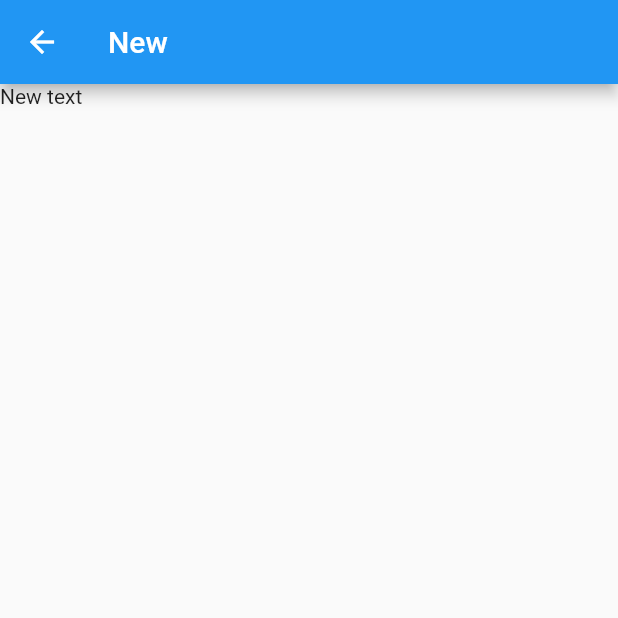
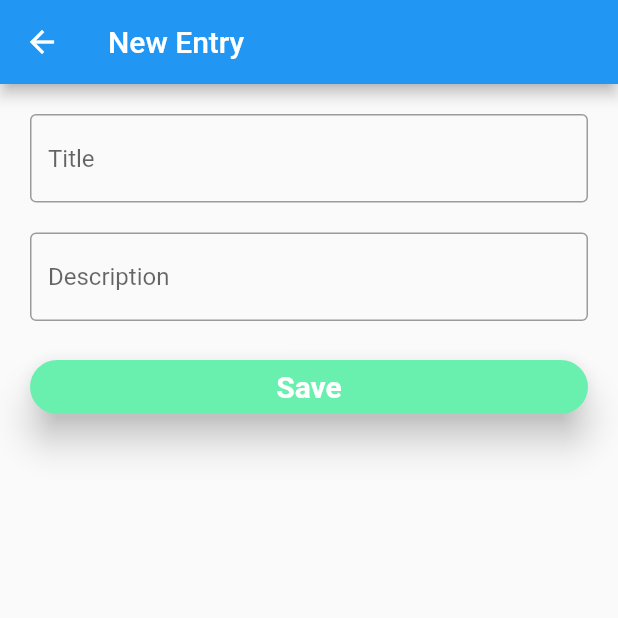
Before and after one commit to aditya-029/flutter_sqflite, a Flutter app: the screen it shows after launch, after a tap on the "add" icon, on a phone screen of 412 x 824 dp, the top half of it. Run offline on Flutter 3.47's test engine with Material 2 defaults, Android fonts, the phone set to English and light mode, and no system bars; our stand-ins replace firebase_analytics, firebase_core, sqflite; accounts and stored records are empty.

Commit message:
updated UI and new note page

```diff
--- a/lib/main.dart
+++ b/lib/main.dart
@@ -1,13 +1,11 @@
 import 'package:firebase_analytics/firebase_analytics.dart';
 import 'package:firebase_core/firebase_core.dart';
 import 'package:flutter/material.dart';
-import 'package:flutter_sqflite/home_screen.dart';
+import 'package:flutter_sqflite/views/home_screen.dart';
 
 void main() async {
   WidgetsFlutterBinding.ensureInitialized();
-  await Firebase.initializeApp(
-
-  );
+  await Firebase.initializeApp();
   runApp(const MyApp());
 }
 
@@ -30,19 +28,18 @@ class _MyAppState extends State<MyApp> {
     await FirebaseAnalytics.instance.logEvent(
       name: 'app_open',
     );
-
   }
-
-
 
   @override
   Widget build(BuildContext context) {
     return MaterialApp(
+      debugShowCheckedModeBanner: false,
       title: 'Flutter Sqflite Demo',
-      theme: ThemeData(
-        primarySwatch: Colors.blue,
-      ),
-      home: const HomeScreen(),
+      darkTheme: ThemeData.dark(),
+      initialRoute: '/',
+      routes: {
+        '/': (context) => const HomeScreen(),
+      },
     );
   }
 }
--- a/lib/notes.dart
+++ b/lib/models/note_model.dart
@@ -1,30 +1,24 @@
-class Notes {
+class NotesModel {
   final int? id;
   final String title;
-  final int age;
   final String description;
-  final String email;
-  Notes(
+
+  NotesModel(
       {this.id,
       required this.title,
-      required this.age,
       required this.description,
-      required this.email});
+      });
 
-  Notes.fromMap(Map<String, dynamic> res)
+  NotesModel.fromMap(Map<String, dynamic> res)
       : id = res['id'],
         title = res['title'],
-        age = res['age'],
-        description = res['description'],
-        email = res['email'];
+        description = res['description'];
 
   Map<String, dynamic> toMap() {
     return {
       'id': id,
       'title': title,
-      'age': age,
       'description': description,
-      'email': email,
     };
   }
 }
--- a/lib/new_screen.dart
+++ /dev/null
@@ -1,14 +0,0 @@
-import 'package:flutter/material.dart';
-
-class NerScreen extends StatelessWidget {
-  const NerScreen({Key? key}) : super(key: key);
-
-  @override
-  Widget build(BuildContext context) {
-
-    return Scaffold(
-     appBar: AppBar(
-       title: const Text('New'),),
-      body: const Text('New text'),);
-  }
-}
--- a/lib/db_handler.dart
+++ b/lib/services/db_handler.dart
@@ -3,7 +3,7 @@ import 'dart:async';
 import 'package:firebase_analytics/firebase_analytics.dart';
 import 'package:sqflite/sqflite.dart';
 import 'package:path_provider/path_provider.dart';
-import 'notes.dart';
+import '../models/note_model.dart';
 import 'package:path/path.dart';
 import 'dart:io' as io;
 
@@ -34,19 +34,19 @@ class DBHelper {
         "CREATE TABLE Notes(id INTEGER PRIMARY KEY AUTOINCREMENT, title TEXT, age INTEGER, description TEXT, email TEXT)");
   }
 
-  Future<Notes> insert(Notes note) async {
+  Future<NotesModel> insert(NotesModel note) async {
     var dbClient = await db;
     await dbClient!.insert("Notes", note.toMap());
     addData();
     return note;
   }
 
-  Future<List<Notes>> getNotes() async {
+  Future<List<NotesModel>> getNotes() async {
     var dbClient = await db;
     final List<Map<String, Object?>> queryResult =
         await dbClient!.query("Notes");
 
-    return queryResult.map((e) => Notes.fromMap(e)).toList();
+    return queryResult.map((e) => NotesModel.fromMap(e)).toList();
   }
 
   Future<int> delete(int id) async {
@@ -54,7 +54,7 @@ class DBHelper {
     return await dbClient!.delete("Notes", where: "id = ?", whereArgs: [id]);
   }
 
-  Future update(Notes notes) async {
+  Future update(NotesModel notes) async {
     var dbClient = await db;
 
     return await dbClient!.update(
--- /dev/null
+++ b/lib/views/add_notes.dart
@@ -0,0 +1,125 @@
+// ignore_for_file: prefer_const_constructors
+
+import 'package:flutter/material.dart';
+import 'package:flutter_sqflite/models/note_model.dart';
+import 'package:flutter_sqflite/services/db_handler.dart';
+import 'package:flutter_sqflite/views/home_screen.dart';
+import 'package:flutter_sqflite/widgets/button.dart';
+
+class AddNotes extends StatefulWidget {
+  const AddNotes({Key? key}) : super(key: key);
+
+  @override
+  State<AddNotes> createState() => _AddNotesState();
+}
+
+class _AddNotesState extends State<AddNotes> {
+  var title = TextEditingController();
+  var description = TextEditingController();
+  DBHelper? dbHelper;
+  late Future<List<NotesModel>> notes;
+  @override
+  void initState() {
+    super.initState();
+    dbHelper = DBHelper();
+    loadData();
+  }
+
+  Future loadData() async {
+    notes = dbHelper!.getNotes();
+  }
+
+  addNewData({title, description}) {
+    dbHelper!
+        .insert(
+          NotesModel(
+            title: title.text,
+            description: description.text,
+          ),
+        )
+        .then(
+          (value) => {
+            debugPrint("Inserted"),
+            Navigator.pushAndRemoveUntil(
+              context,
+              MaterialPageRoute(
+                builder: (_) => const HomeScreen(),
+              ),
+              (route) => false,
+            ),
+          },
+        )
+        .onError(
+          (error, stackTrace) => {
+            debugPrint(error.toString()),
+          },
+        );
+  }
+
+  @override
+  Widget build(BuildContext context) {
+    return Scaffold(
+      appBar: AppBar(
+        title: const Text('New Entry'),
+      ),
+      body: Container(
+        decoration: BoxDecoration(
+          borderRadius: BorderRadius.circular(10),
+        ),
+        padding: const EdgeInsets.symmetric(horizontal: 20, vertical: 20),
+        child: Form(
+          child: ListView(
+            shrinkWrap: true,
+            children: [
+              TextFormField(
+                controller: title,
+                validator: (value) {
+                  if (value == null || value.isEmpty) {
+                    return "Please enter title";
+                  }
+                  return null;
+                },
+                decoration: InputDecoration(
+                  border: OutlineInputBorder(
+                    borderSide: BorderSide(
+                      color: Colors.greenAccent,
+                      width: 5,
+                    ),
+                  ),
+                  hintText: "Title",
+                ),
+              ),
+              SizedBox(height: 20),
+              TextFormField(
+                controller: description,
+                validator: (value) {
+                  if (value == null || value.isEmpty) {
+                    return "Enter Description";
+                  }
+                  return null;
+                },
+                decoration: InputDecoration(
+                  border: OutlineInputBorder(
+                    borderSide: BorderSide(
+                      color: Colors.greenAccent,
+                      width: 5,
+                    ),
+                  ),
+                  hintText: "Description",
+                ),
+              ),
+              const SizedBox(height: 20),
+              ButtonWidget(
+                buttonColor: Colors.greenAccent,
+                buttonText: "Save",
+                onPressed: () {
+                  addNewData(title: title, description: description);
+                },
+              ),
+            ],
+          ),
+        ),
+      ),
+    );
+  }
+}
--- a/lib/home_screen.dart
+++ b/lib/views/home_screen.dart
@@ -2,10 +2,11 @@
 
 import 'package:firebase_analytics/firebase_analytics.dart';
 import 'package:flutter/material.dart';
-import 'package:flutter_sqflite/db_handler.dart';
-import 'package:flutter_sqflite/new_screen.dart';
+import 'package:flutter_sqflite/services/db_handler.dart';
+import 'package:flutter_sqflite/views/edit_screen.dart';
+import 'package:flutter_sqflite/views/add_notes.dart';
 
-import 'notes.dart';
+import '../models/note_model.dart';
 
 class HomeScreen extends StatefulWidget {
   const HomeScreen({Key? key}) : super(key: key);
@@ -16,7 +17,7 @@ class HomeScreen extends StatefulWidget {
 
 class _HomeScreenState extends State<HomeScreen> {
   DBHelper? dbHelper;
-  late Future<List<Notes>> notesList;
+  late Future<List<NotesModel>> notesList;
   @override
   void initState() {
     super.initState();
@@ -32,31 +33,35 @@ class _HomeScreenState extends State<HomeScreen> {
   Widget build(BuildContext context) {
     return Scaffold(
       appBar: AppBar(
-        title: const Text('Flutter Sqflite Demo'),
+        title: const Text('Ultimate Notes'),
       ),
-      body: Column(
+      body:Column(
         children: [
           Expanded(
             child: FutureBuilder(
               future: notesList,
-              builder: (context, AsyncSnapshot<List<Notes>> snapshot) {
+              builder: (context, AsyncSnapshot<List<NotesModel>> snapshot) {
                 if (snapshot.hasData) {
-                  return Card(
+                  return Padding(
+                    padding: const EdgeInsets.all(8.0),
                     child: ListView.builder(
                       shrinkWrap: true,
                       itemCount: snapshot.data?.length ?? 0,
                       itemBuilder: (context, index) {
                         return InkWell(
                           onTap: () {
-                            dbHelper!.update(Notes(
-                                id: snapshot.data![index].id!,
-                                title: 'New title',
-                                age: 11,
-                                description: 'New Description',
-                                email: '234@gmsil.com'));
-                            setState(() {
-                              notesList = dbHelper!.getNotes();
-                            });
+                            var note = NotesModel(
+                              id: snapshot.data![index].id,
+                              title: snapshot.data![index].title,
+                              description: snapshot.data![index].description,
+
+                            );
+                            Navigator.push(
+                              context,
+                              MaterialPageRoute(
+                                builder: (_) => EditNotes(note: note),
+                              ),
+                            );
                           },
                           child: Dismissible(
                             direction: DismissDirection.endToStart,
@@ -75,8 +80,7 @@ class _HomeScreenState extends State<HomeScreen> {
                             child: ListTile(
                               title: Text(snapshot.data![index].title),
                               subtitle: Text(snapshot.data![index].description),
-                              trailing:
-                                  Text(snapshot.data![index].age.toString()),
+
                             ),
                           ),
                         );
@@ -93,29 +97,15 @@ class _HomeScreenState extends State<HomeScreen> {
       ),
       floatingActionButton: FloatingActionButton(
         onPressed: () async {
-          await FirebaseAnalytics.instance
-              .setCurrentScreen(screenName: 'Products');
+          await FirebaseAnalytics.instance.setCurrentScreen(
+            screenName: 'NewData',
+          );
           Navigator.push(
             context,
             MaterialPageRoute(
-              builder: (context) => NerScreen(),
+              builder: (context) => AddNotes(),
             ),
           );
-          dbHelper!
-              .insert(Notes(
-            title: 'Second Note Title',
-            age: 20,
-            description: 'First SQFLite Note Description',
-            email: '123@email.com',
-          ))
-              .then((value) {
-            print('Inserted');
-            setState(() {
-              notesList = dbHelper!.getNotes();
-            });
-          }).onError((error, stackTrace) {
-            print(error.toString());
-          });
         },
         child: Icon(Icons.add),
       ),
--- /dev/null
+++ b/lib/widgets/button.dart
@@ -0,0 +1,32 @@
+// ignore_for_file: prefer_const_constructors
+
+import 'package:flutter/material.dart';
+
+class ButtonWidget extends StatelessWidget {
+  final String buttonText;
+  final Color buttonColor;
+  final VoidCallback? onPressed;
+
+  const ButtonWidget(
+      {Key? key,
+      required this.buttonText,
+      required this.buttonColor,
+      required this.onPressed})
+      : super(key: key);
+  @override
+  Widget build(BuildContext context) {
+    return ElevatedButton(
+      style: ElevatedButton.styleFrom(
+          shape: RoundedRectangleBorder(
+            borderRadius: BorderRadius.circular(30.0),
+          ),
+          elevation: 10,
+          primary: buttonColor),
+      onPressed: onPressed,
+      child: Text(
+        buttonText,
+        style: TextStyle(fontSize: 20.0, fontWeight: FontWeight.bold),
+      ),
+    );
+  }
+}
```
Also changed, not shown: lib/views/edit_screen.dart (added, +18 -0 lines), 2 other files.
